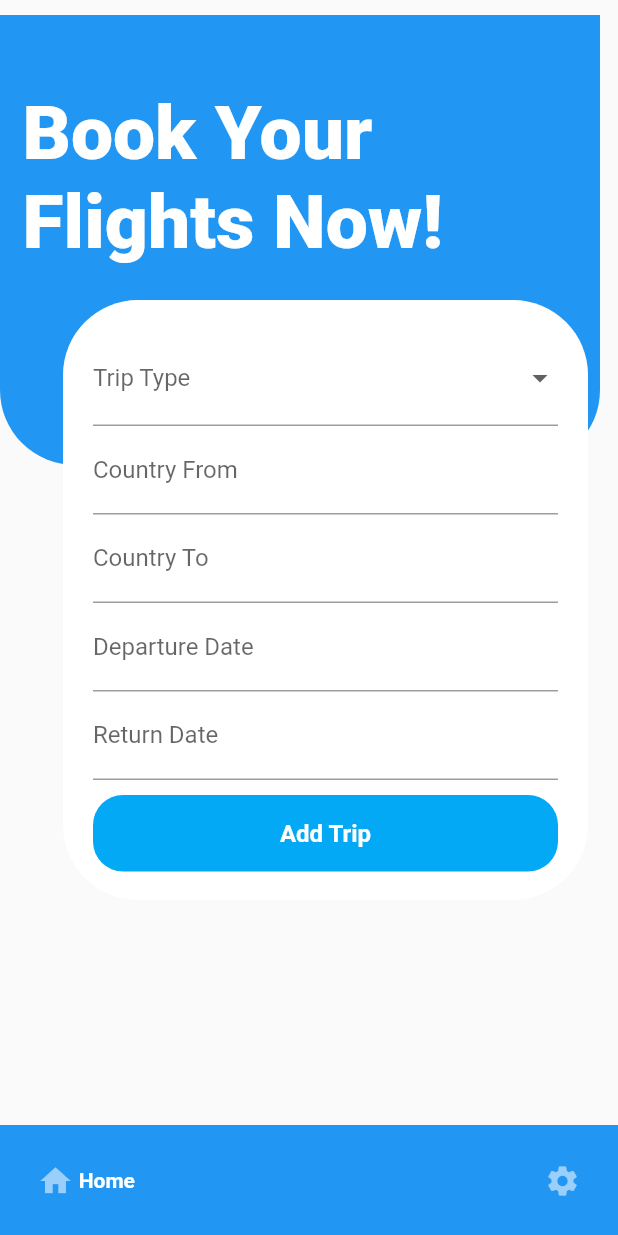
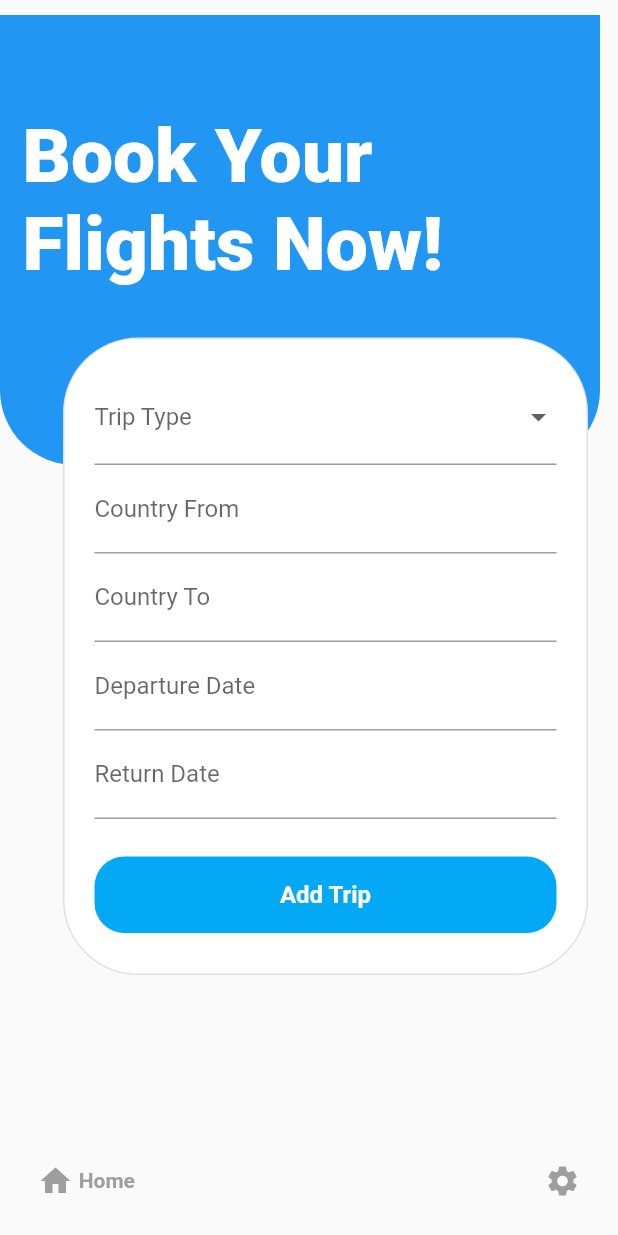
Before and after one commit to BaricuatroAngelo/ipt_airline, a Flutter app: the BlankPage screen opened directly, on a phone screen of 412 x 824 dp. Run offline on Flutter 3.47's test engine with Material 2 defaults, Android fonts, the phone set to English and light mode, and no system bars; drawn by our look-alikes of google_nav_bar.

Commit message:
navbar changes, container changes

```diff
--- a/airline_reservation_app/lib/NavBars/HomePageNavBar.dart
+++ b/airline_reservation_app/lib/NavBars/HomePageNavBar.dart
@@ -34,11 +34,11 @@ class _BlankPageState extends State<BlankPage> {
       body: screens.elementAt(currentIndex),
       bottomNavigationBar: GNav(
         onTabChange: _navigateBottomBar,
-        backgroundColor: Colors.blue,
-        // rippleColor: Colors.blueAccent,
+        backgroundColor: Colors.transparent,
+        rippleColor: Colors.transparent,
         tabBackgroundGradient: LinearGradient(colors: [
-          Colors.blue,
-          Colors.lightBlueAccent,
+          Colors.transparent,
+          Colors.transparent,
         ], stops: [
           0.5,
           1.1
@@ -47,9 +47,9 @@ class _BlankPageState extends State<BlankPage> {
           GButton(
             icon: Icons.home_sharp,
             text: ' Home',
-            textColor: Colors.white,
-            iconColor: Colors.white54,
-            iconActiveColor: Colors.white54,
+            textColor: Colors.grey,
+            iconColor: Colors.grey,
+            iconActiveColor: Colors.grey,
           ),
           // GButton(
           //   icon: Icons.thumb_up_alt,
@@ -61,9 +61,9 @@ class _BlankPageState extends State<BlankPage> {
           GButton(
             icon: Icons.settings,
             text: ' Settings',
-            textColor: Colors.white,
-            iconColor: Colors.white54,
-            iconActiveColor: Colors.white54,
+            textColor: Colors.grey,
+            iconColor: Colors.grey,
+            iconActiveColor: Colors.grey,
           ),
         ],
       ));
--- a/airline_reservation_app/lib/homepage.dart
+++ b/airline_reservation_app/lib/homepage.dart
@@ -40,7 +40,7 @@ class _HomePageState extends State<HomePage> {
                           bottomRight: Radius.circular(50)),
                       color: Colors.blue),
                   child: Padding(
-                    padding: EdgeInsets.only(top: 50, left: 15),
+                    padding: EdgeInsets.only(top: 65, left: 15),
                     child: Text('Book Your\nFlights Now!', style: TextStyle(
                       color: Colors.white,
                       fontWeight: FontWeight.w900,
@@ -50,14 +50,15 @@ class _HomePageState extends State<HomePage> {
                 ),
               ),
               Positioned(
-                  top: 200,
+                  top: 225,
                   right: 20,
                   child: Container(
-                    height: 400,
+                    height: 425,
                     width: 350,
                     decoration: BoxDecoration(
                       borderRadius: BorderRadius.circular(50),
                       color: Colors.white,
+                      border: Border.all(color: Colors.black12)
                     ),
                     child: Padding(
                       padding:
@@ -189,7 +190,7 @@ class _HomePageState extends State<HomePage> {
                             },
                           ),
                           const SizedBox(
-                            height: 10,
+                            height: 25,
                           ),
                           GestureDetector(
                             onTap: () {
```
